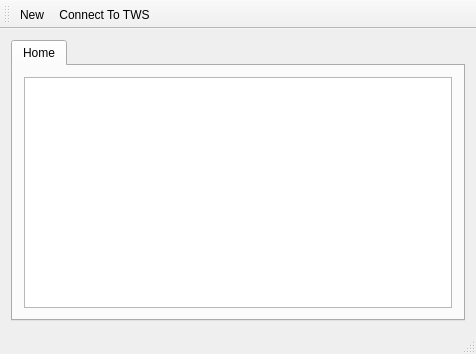
Old version of the form mainwindow.ui in the repository ProDataLab/nkny.
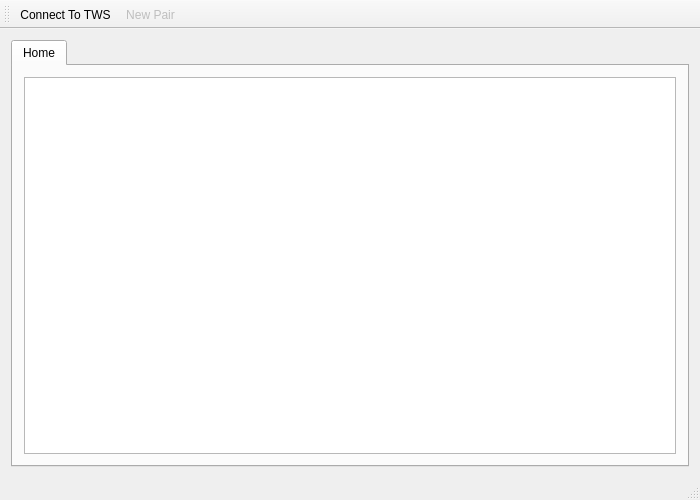
New version of the form.

```diff
--- a/mainwindow.ui
+++ b/mainwindow.ui
@@ -6,8 +6,8 @@
    <rect>
     <x>0</x>
     <y>0</y>
-    <width>476</width>
-    <height>354</height>
+    <width>700</width>
+    <height>500</height>
    </rect>
   </property>
   <property name="windowTitle">
@@ -54,13 +54,16 @@
    <attribute name="toolBarBreak">
     <bool>false</bool>
    </attribute>
-   <addaction name="action_New"/>
    <addaction name="actionConnect_To_TWS"/>
+   <addaction name="action_New"/>
   </widget>
   <widget class="QStatusBar" name="statusBar"/>
   <action name="action_New">
+   <property name="enabled">
+    <bool>false</bool>
+   </property>
    <property name="text">
-    <string>&amp;New</string>
+    <string>&amp;New Pair</string>
    </property>
    <property name="toolTip">
     <string>Creates a new pair trade</string>
```
Left out of the diff: 6 changed lines with no effect on the pictures.
